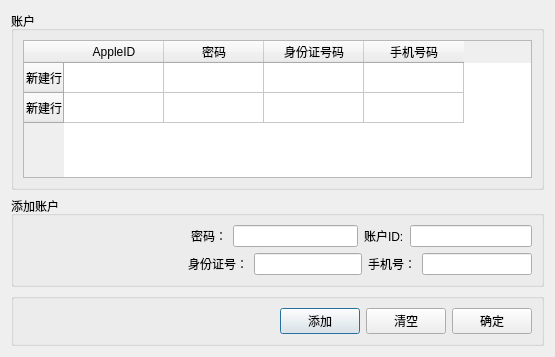
Qt form gui/uitemplate/accountmanagedlg.ui (crazypoo/geniusbar-reserver) before a commit.
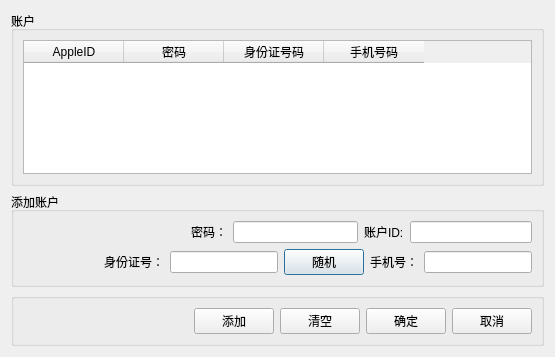
The same form after that commit. Custom widgets are drawn as their Qt base class.

```diff
--- a/gui/uitemplate/accountmanagedlg.ui
+++ b/gui/uitemplate/accountmanagedlg.ui
@@ -26,16 +26,6 @@
          <layout class="QVBoxLayout" name="verticalLayout_2">
           <item>
            <widget class="TaskTableWidget" name="tWAccounts">
-            <row>
-             <property name="text">
-              <string>新建行</string>
-             </property>
-            </row>
-            <row>
-             <property name="text">
-              <string>新建行</string>
-             </property>
-            </row>
             <column>
              <property name="text">
               <string>AppleID</string>
@@ -147,6 +137,13 @@
             </item>
            </layout>
           </item>
+          <item>
+           <widget class="QPushButton" name="pBRandomGovernId">
+            <property name="text">
+             <string>随机</string>
+            </property>
+           </widget>
+          </item>
           <item>
            <layout class="QHBoxLayout" name="horizontalLayout_5">
             <item>
@@ -208,6 +205,13 @@
             </property>
            </widget>
           </item>
+          <item>
+           <widget class="QPushButton" name="pBCancel">
+            <property name="text">
+             <string>取消</string>
+            </property>
+           </widget>
+          </item>
          </layout>
         </item>
        </layout>
```
Left out of the diff: 94 changed lines with no effect on the pictures.
